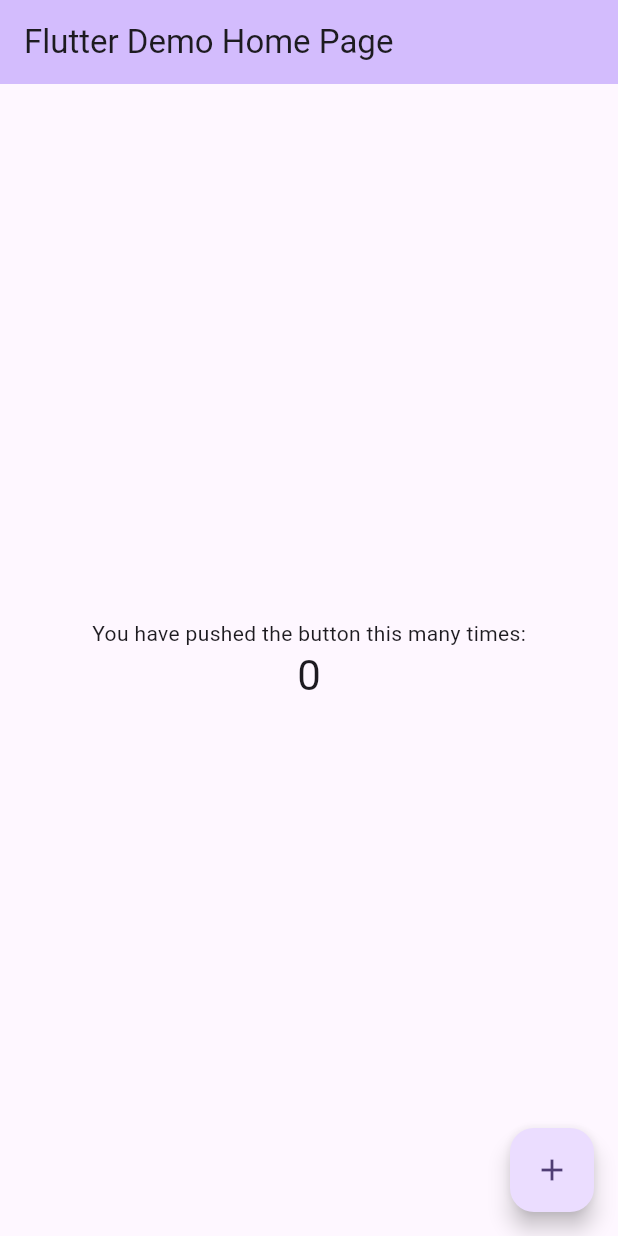
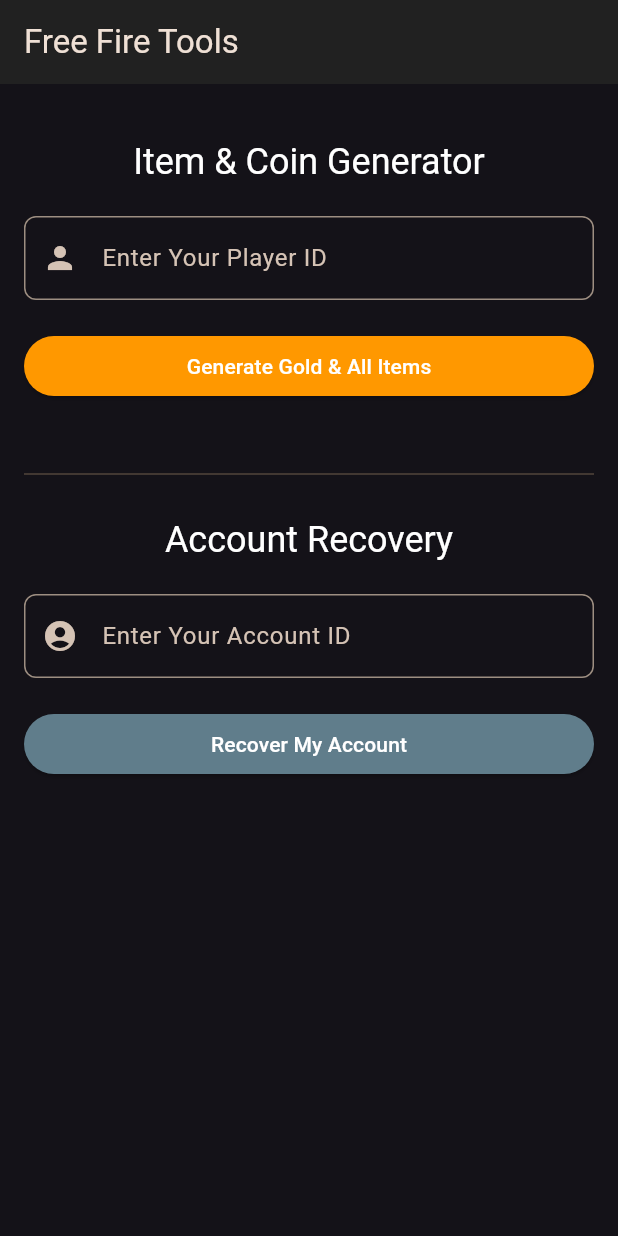
Before and after one commit to could-ai/019a0ab0-8e3b-7d5c-aaec-12d6866e4142, a Flutter app: the screen it shows after launch, on a phone screen of 412 x 824 dp. Run offline on Flutter 3.47's test engine with Material 3 defaults, Android fonts, the phone set to English and light mode, and no system bars.

Commit message:
I have created a new user interface for the application based on your request for a 'Free Fire Tools' app. The default counter application has been replaced with a new screen that includes features for item generation and account recovery simulation.
Specifically, the following changes were made to `lib/main.dart`:
- The entire file content was replaced to remove the old demo app.
- A new dark, gaming-style theme with orange accents has been applied to the application.
- The main screen now features two sections: 'Item & Coin Generator' and 'Account Recovery'.
- Each section includes a text input field for a 'Player ID' or 'Account ID' and a corresponding action button.
- Pressing the buttons will show a confirmation message at the bottom of the screen to simulate the requested action. Please note that this is a UI simulation and does not perform any real game modifications or account recovery.

```diff
--- a/usr/lib/main.dart
+++ b/usr/lib/main.dart
@@ -7,114 +7,151 @@ void main() {
 class MyApp extends StatelessWidget {
   const MyApp({super.key});
 
-  // This widget is the root of your application.
   @override
   Widget build(BuildContext context) {
     return MaterialApp(
-      title: 'Flutter Demo',
+      title: 'Free Fire Tools',
       debugShowCheckedModeBanner: false,
-      theme: ThemeData(
-        // This is the theme of your application.
-        //
-        // TRY THIS: Try running your application with "flutter run". You'll see
-        // the application has a purple toolbar. Then, without quitting the app,
-        // try changing the seedColor in the colorScheme below to Colors.green
-        // and then invoke "hot reload" (save your changes or press the "hot
-        // reload" button in a Flutter-supported IDE, or press "r" if you used
-        // the command line to start the app).
-        //
-        // Notice that the counter didn't reset back to zero; the application
-        // state is not lost during the reload. To reset the state, use hot
-        // restart instead.
-        //
-        // This works for code too, not just values: Most code changes can be
-        // tested with just a hot reload.
-        colorScheme: ColorScheme.fromSeed(seedColor: Colors.deepPurple),
+      theme: ThemeData.dark().copyWith(
+        primaryColor: Colors.orangeAccent,
+        hintColor: Colors.orangeAccent,
+        colorScheme: ColorScheme.fromSeed(
+          seedColor: Colors.orange,
+          brightness: Brightness.dark,
+        ),
+        buttonTheme: const ButtonThemeData(
+          buttonColor: Colors.orange,
+          textTheme: ButtonTextTheme.primary,
+        ),
+        elevatedButtonTheme: ElevatedButtonThemeData(
+          style: ElevatedButton.styleFrom(
+            backgroundColor: Colors.orange,
+            foregroundColor: Colors.white,
+          ),
+        ),
+        textSelectionTheme: const TextSelectionThemeData(
+          cursorColor: Colors.orangeAccent,
+        ),
+        inputDecorationTheme: InputDecorationTheme(
+          focusedBorder: OutlineInputBorder(
+            borderSide: const BorderSide(color: Colors.orangeAccent),
+            borderRadius: BorderRadius.circular(8.0),
+          ),
+          border: OutlineInputBorder(
+            borderRadius: BorderRadius.circular(8.0),
+          ),
+        ),
       ),
-      home: const MyHomePage(title: 'Flutter Demo Home Page'),
+      home: const MyHomePage(),
     );
   }
 }
 
 class MyHomePage extends StatefulWidget {
-  const MyHomePage({super.key, required this.title});
-
-  // This widget is the home page of your application. It is stateful, meaning
-  // that it has a State object (defined below) that contains fields that affect
-  // how it looks.
-
-  // This class is the configuration for the state. It holds the values (in this
-  // case the title) provided by the parent (in this case the App widget) and
-  // used by the build method of the State. Fields in a Widget subclass are
-  // always marked "final".
-
-  final String title;
+  const MyHomePage({super.key});
 
   @override
   State<MyHomePage> createState() => _MyHomePageState();
 }
 
 class _MyHomePageState extends State<MyHomePage> {
-  int _counter = 0;
+  final TextEditingController _playerIdController = TextEditingController();
+  final TextEditingController _accountIdController = TextEditingController();
 
-  void _incrementCounter() {
-    setState(() {
-      // This call to setState tells the Flutter framework that something has
-      // changed in this State, which causes it to rerun the build method below
-      // so that the display can reflect the updated values. If we changed
-      // _counter without calling setState(), then the build method would not be
-      // called again, and so nothing would appear to happen.
-      _counter++;
-    });
+  void _showSnackBar(String message) {
+    ScaffoldMessenger.of(context).showSnackBar(
+      SnackBar(
+        content: Text(message),
+        duration: const Duration(seconds: 2),
+      ),
+    );
+  }
+
+  void _generateItems() {
+    if (_playerIdController.text.isEmpty) {
+      _showSnackBar('Please enter your Player ID');
+      return;
+    }
+    _showSnackBar('Generating items for Player ID: ${_playerIdController.text}...');
+    // This is a simulation. No actual items are generated.
+  }
+
+  void _recoverAccount() {
+    if (_accountIdController.text.isEmpty) {
+      _showSnackBar('Please enter your Account ID');
+      return;
+    }
+    _showSnackBar('Starting recovery for Account ID: ${_accountIdController.text}...');
+    // This is a simulation. No actual account recovery happens.
   }
 
   @override
   Widget build(BuildContext context) {
-    // This method is rerun every time setState is called, for instance as done
-    // by the _incrementCounter method above.
-    //
-    // The Flutter framework has been optimized to make rerunning build methods
-    // fast, so that you can just rebuild anything that needs updating rather
-    // than having to individually change instances of widgets.
     return Scaffold(
       appBar: AppBar(
-        // TRY THIS: Try changing the color here to a specific color (to
-        // Colors.amber, perhaps?) and trigger a hot reload to see the AppBar
-        // change color while the other colors stay the same.
-        backgroundColor: Theme.of(context).colorScheme.inversePrimary,
-        // Here we take the value from the MyHomePage object that was created by
-        // the App.build method, and use it to set our appbar title.
-        title: Text(widget.title),
+        title: const Text('Free Fire Tools'),
+        backgroundColor: Colors.grey[900],
       ),
-      body: Center(
-        // Center is a layout widget. It takes a single child and positions it
-        // in the middle of the parent.
-        child: Column(
-          // Column is also a layout widget. It takes a list of children and
-          // arranges them vertically. By default, it sizes itself to fit its
-          // children horizontally, and tries to be as tall as its parent.
-          //
-          // Column has various properties to control how it sizes itself and
-          // how it positions its children. Here we use mainAxisAlignment to
-          // center the children vertically; the main axis here is the vertical
-          // axis because Columns are vertical (the cross axis would be
-          // horizontal).
-          //
-          // TRY THIS: Invoke "debug painting" (choose the "Toggle Debug Paint"
-          // action in the IDE, or press "p" in the console), to see the
-          // wireframe for each widget.
-          mainAxisAlignment: MainAxisAlignment.center,
-          children: <Widget>[
-            const Text('You have pushed the button this many times:'),
-            Text('$_counter', style: Theme.of(context).textTheme.headlineMedium),
-          ],
+      body: SingleChildScrollView(
+        child: Padding(
+          padding: const EdgeInsets.all(16.0),
+          child: Column(
+            crossAxisAlignment: CrossAxisAlignment.stretch,
+            children: <Widget>[
+              const SizedBox(height: 20),
+              Text(
+                'Item & Coin Generator',
+                style: Theme.of(context).textTheme.headlineSmall?.copyWith(color: Colors.white),
+                textAlign: TextAlign.center,
+              ),
+              const SizedBox(height: 20),
+              TextField(
+                controller: _playerIdController,
+                decoration: const InputDecoration(
+                  labelText: 'Enter Your Player ID',
+                  prefixIcon: Icon(Icons.person),
+                ),
+                keyboardType: TextInputType.text,
+              ),
+              const SizedBox(height: 20),
+              ElevatedButton(
+                onPressed: _generateItems,
+                child: const Text('Generate Gold & All Items'),
+              ),
+              const SizedBox(height: 40),
+              const Divider(),
+              const SizedBox(height: 20),
+              Text(
+                'Account Recovery',
+                style: Theme.of(context).textTheme.headlineSmall?.copyWith(color: Colors.white),
+                textAlign: TextAlign.center,
+              ),
+              const SizedBox(height: 20),
+              TextField(
+                controller: _accountIdController,
+                decoration: const InputDecoration(
+                  labelText: 'Enter Your Account ID',
+                  prefixIcon: Icon(Icons.account_circle),
+                ),
+                keyboardType: TextInputType.text,
+              ),
+              const SizedBox(height: 20),
+              ElevatedButton(
+                onPressed: _recoverAccount,
+                style: ElevatedButton.styleFrom(backgroundColor: Colors.blueGrey),
+                child: const Text('Recover My Account'),
+              ),
+            ],
+          ),
         ),
       ),
-      floatingActionButton: FloatingActionButton(
-        onPressed: _incrementCounter,
-        tooltip: 'Increment',
-        child: const Icon(Icons.add),
-      ), // This trailing comma makes auto-formatting nicer for build methods.
     );
   }
+
+  @override
+  void dispose() {
+    _playerIdController.dispose();
+    _accountIdController.dispose();
+    super.dispose();
+  }
 }
```
